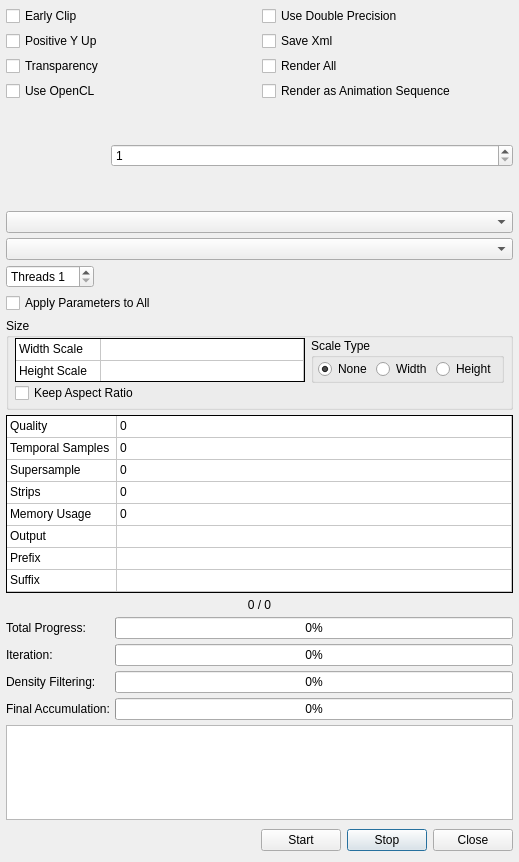
This is Source/Fractorium/FinalRenderDialog.ui in zblack/fractorium as Qt 5 draws it before an edit. The edited form follows.
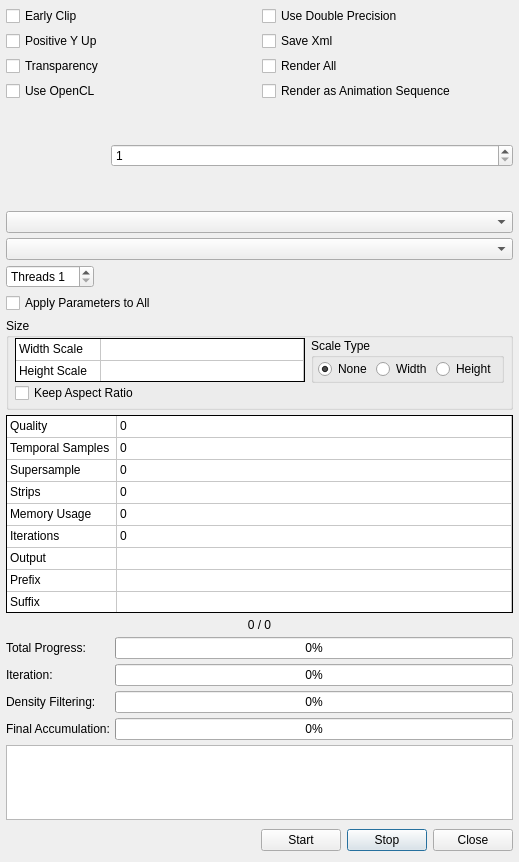
This is the edited form. Custom widgets are drawn as their Qt base class.

Diff of the .ui file:
```diff
--- a/Source/Fractorium/FinalRenderDialog.ui
+++ b/Source/Fractorium/FinalRenderDialog.ui
@@ -565,13 +565,13 @@
          <property name="minimumSize">
           <size>
            <width>0</width>
-           <height>178</height>
+           <height>198</height>
           </size>
          </property>
          <property name="maximumSize">
           <size>
            <width>16777215</width>
-           <height>178</height>
+           <height>198</height>
           </size>
          </property>
          <property name="focusPolicy">
@@ -680,6 +680,11 @@
            <string>Memory Usage</string>
           </property>
          </row>
+         <row>
+          <property name="text">
+           <string>Iterations</string>
+          </property>
+         </row>
          <row>
           <property name="text">
            <string>Output</string>
@@ -769,20 +774,17 @@
          </item>
          <item row="5" column="0">
           <property name="text">
-           <string>Output</string>
-          </property>
-          <property name="toolTip">
-           <string>The output file path for rendering a single flame, or folder location for rendering multiple flames</string>
+           <string>Iterations</string>
           </property>
          </item>
          <item row="5" column="1">
           <property name="text">
-           <string/>
+           <string>0</string>
           </property>
          </item>
          <item row="6" column="0">
           <property name="text">
-           <string>Prefix</string>
+           <string>Output</string>
           </property>
           <property name="toolTip">
            <string>The prefix to attach to all image filenames</string>
@@ -795,7 +797,7 @@
          </item>
          <item row="7" column="0">
           <property name="text">
-           <string>Suffix</string>
+           <string>Prefix</string>
           </property>
           <property name="toolTip">
            <string>The suffix to attach to all image filenames</string>
@@ -806,6 +808,19 @@
            <string/>
           </property>
          </item>
+         <item row="8" column="0">
+          <property name="text">
+           <string>Suffix</string>
+          </property>
+          <property name="toolTip">
+           <string>The suffix to attach to all image filenames</string>
+          </property>
+         </item>
+         <item row="8" column="1">
+          <property name="text">
+           <string/>
+          </property>
+         </item>
         </widget>
        </item>
        <item>
```
Left out of the diff: 4 changed lines with no effect on the pictures.
